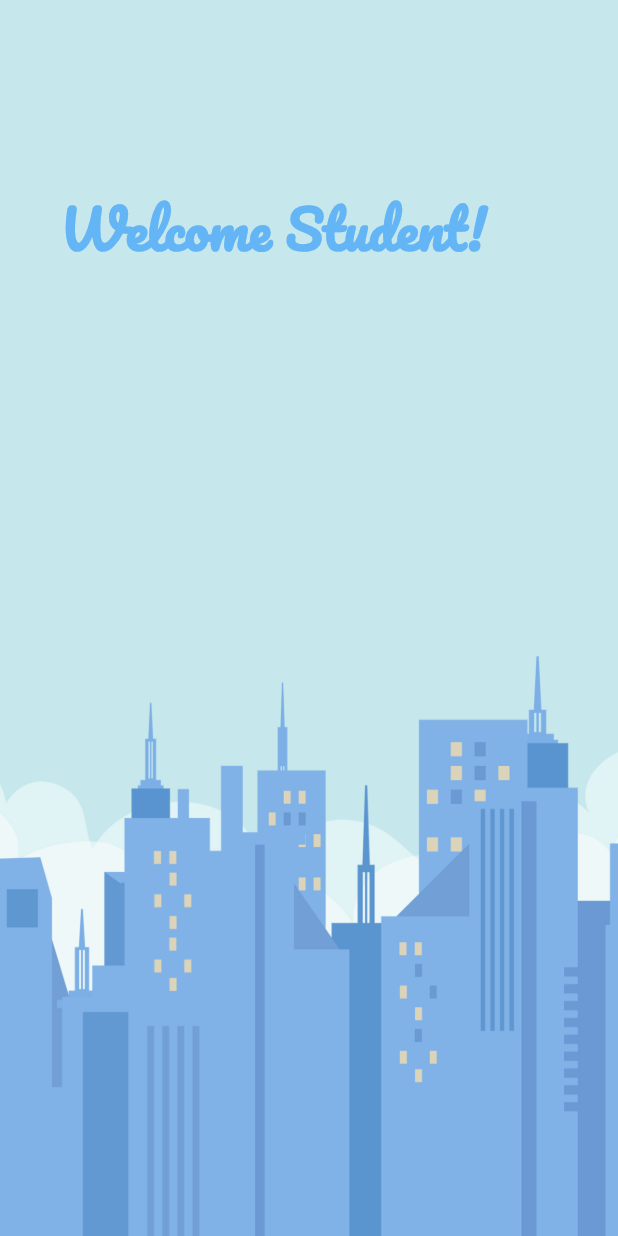
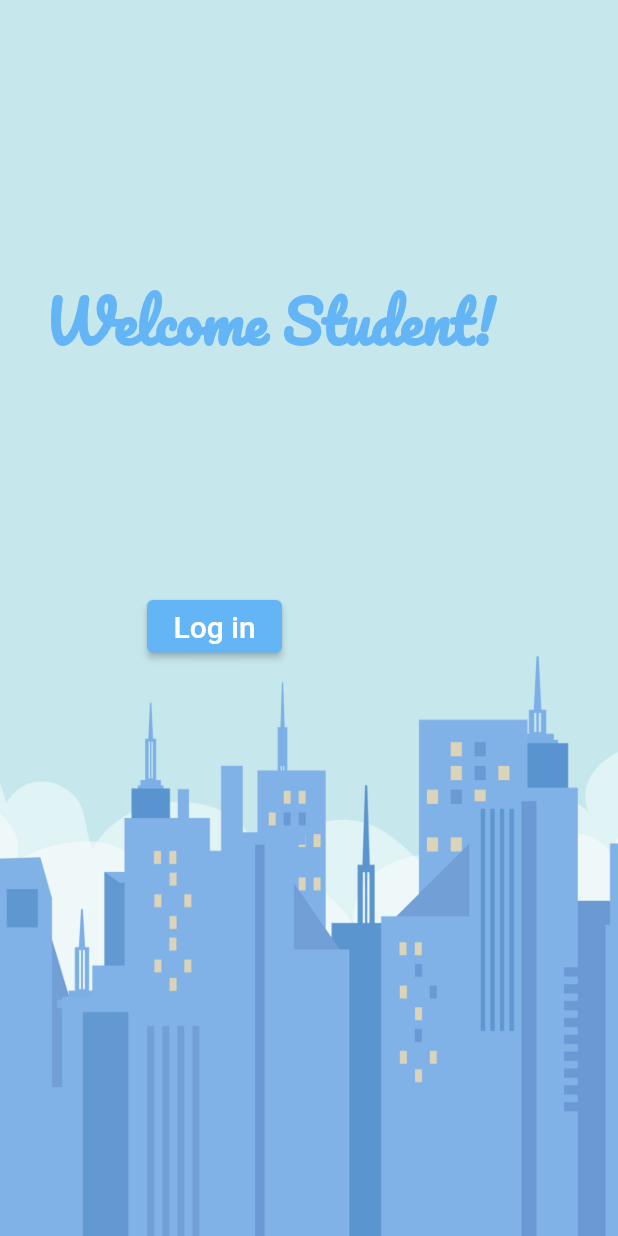
Before and after one commit to harshcodes17/Team-Triggers, a Flutter app: the screen it shows after launch, on a phone screen of 412 x 824 dp. Run offline on Flutter 3.47's test engine with Material 2 defaults, Android fonts, the phone set to English and light mode, and no system bars.

```diff
--- a/lib/screens/welcome.dart
+++ b/lib/screens/welcome.dart
@@ -27,11 +27,11 @@ class _WelcomePageState extends State<WelcomePage> {
                 width: 700,
                 child: Padding(
                   padding:
-                      const EdgeInsets.only(left: 40.0, top: 120, right: 12.0),
+                      const EdgeInsets.only(left: 30.0, top: 180, right: 12.0),
                   child: Text(
                     'Welcome Student!',
                     style: TextStyle(
-                      fontSize: 36,
+                      fontSize: 38,
                       color: Colors.blue.shade300,
                       fontFamily: 'Pacifico',
                       fontWeight: FontWeight.bold,
@@ -40,7 +40,65 @@ class _WelcomePageState extends State<WelcomePage> {
                 ),
               ),
             ),
-            Row()
+            // SingleChildScrollView(
+            //   child: Container(
+            //     padding: EdgeInsets.only(
+            //       left: 25,
+            //       top: MediaQuery.of(context).size.height * 0.5,
+            //       right: 25,
+            //     ),
+            //     child: Column(
+            //       children: [
+            //         TextField(
+            //           decoration: InputDecoration(
+            //             fillColor: Colors.blue.shade100,
+            //             filled: true,
+            //             hintText: 'Email',
+            //             border: OutlineInputBorder(
+            //               borderRadius: BorderRadius.circular(10),
+            //             ),
+            //           ),
+            //         ),
+            //         SizedBox(
+            //           height: 20,
+            //         ),
+            //         TextField(
+            //           decoration: InputDecoration(
+            //             fillColor: Colors.blue.shade100,
+            //             filled: true,
+            //             hintText: 'Password',
+            //             border: OutlineInputBorder(
+            //               borderRadius: BorderRadius.circular(10),
+            //             ),
+            //           ),
+            //         ),
+            //       ],
+            //     ),
+            //   ),
+            // )
+            Padding(
+              padding: const EdgeInsets.only(left: 98.0, top: 400),
+              child: Row(
+                children: [
+                  SizedBox(
+                    width: 90,
+                    height: 35,
+                    child: ElevatedButton(
+                      onPressed: () {},
+                      child: Text(
+                        'Log in',
+                        style: TextStyle(
+                          fontSize: 20,
+                        ),
+                      ),
+                      style: ElevatedButton.styleFrom(
+                        primary: Colors.blue.shade300,
+                      ),
+                    ),
+                  ),
+                ],
+              ),
+            )
           ],
         ),
       ),
```
Also changed, not shown: fonts/SourceSansPro-SemiBold.ttf (added).
